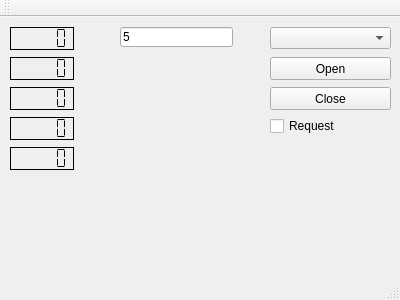
The window that mainwindow.ui (osv1990/FMS3000PultParser) describes before a commit, drawn with Qt 5.
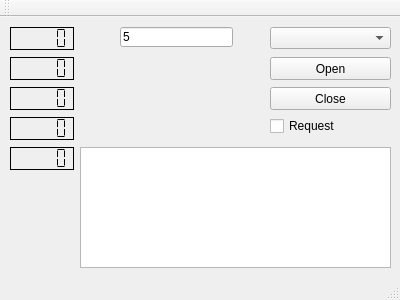
The same window after the commit.

Commit message: Читаю энкодеры S% и F%

Patch:
```diff
--- a/mainwindow.ui
+++ b/mainwindow.ui
@@ -156,6 +156,16 @@
      <string>5</string>
     </property>
    </widget>
+   <widget class="QTextBrowser" name="textBrowser">
+    <property name="geometry">
+     <rect>
+      <x>80</x>
+      <y>130</y>
+      <width>311</width>
+      <height>121</height>
+     </rect>
+    </property>
+   </widget>
   </widget>
   <widget class="QMenuBar" name="menuBar">
    <property name="geometry">
```
The commit also changes 1 other file.
